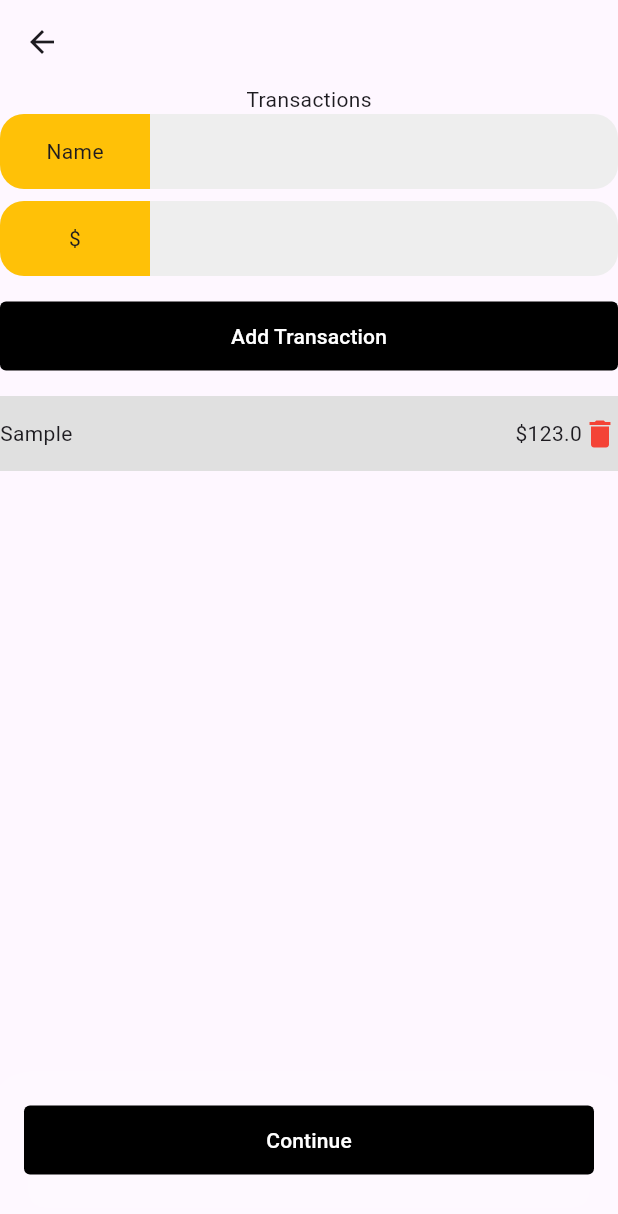
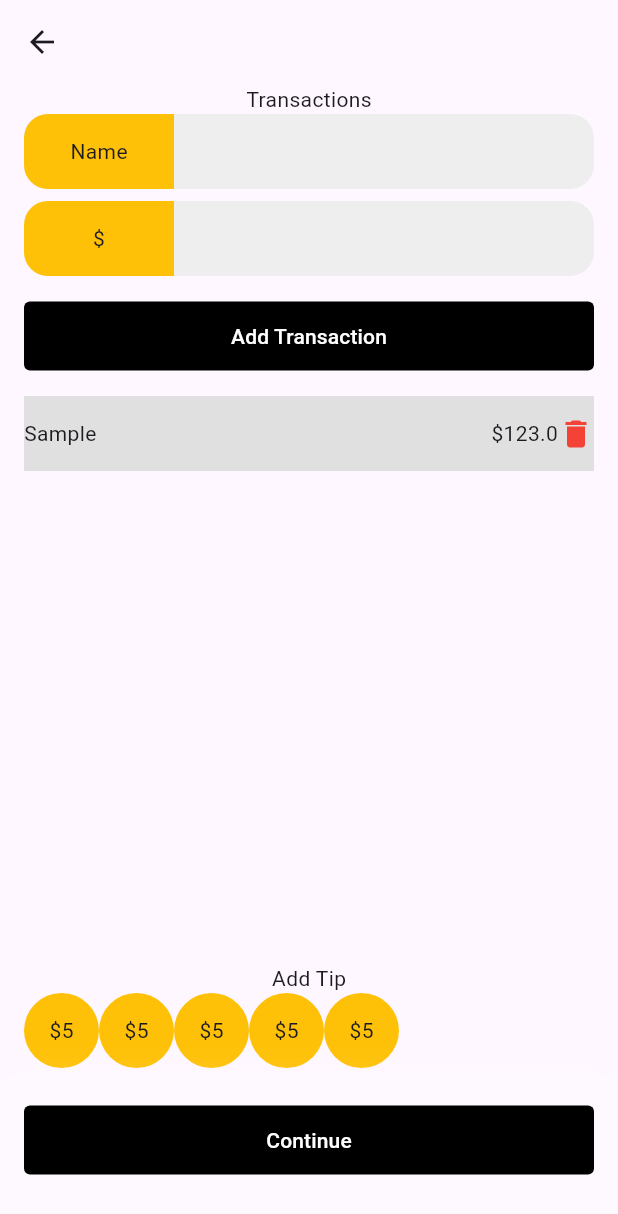
Before and after one commit to nicolas-lukita/split-receipt, a Flutter app: the screen it shows after launch, after a tap on "Equal Split", on a phone screen of 412 x 824 dp. Shown: the top 1214 px of the screen. Run offline on Flutter 3.47's test engine with Material 3 defaults, Android fonts, the light colour scheme and no system bars; our stand-ins replace go_router.

Commit message:
feat: transactions components

```diff
--- /dev/null
+++ b/lib/models/transaction.dart
@@ -0,0 +1,9 @@
+class Transaction {
+  final String title;
+  final double amount;
+
+  Transaction({
+    required this.title,
+    required this.amount,
+  });
+}
--- a/lib/pages/home/home_page.dart
+++ b/lib/pages/home/home_page.dart
@@ -22,13 +22,17 @@ class HomePage extends StatelessWidget {
 
     return PageContainer(
         child: Center(
+            child: Padding(
+      padding: const EdgeInsets.symmetric(horizontal: 16),
       child: Column(
         mainAxisAlignment: MainAxisAlignment.center,
         children: [
           ElevatedButton(
               onPressed: onPressEqualSplit, child: Text("Equal Split")),
+          const SizedBox(height: 16),
           ElevatedButton(onPressed: null, child: Text("Custom Split"))
         ],
+      ),
     )));
   }
 }
--- a/lib/pages/transactions/transactions_page.dart
+++ b/lib/pages/transactions/transactions_page.dart
@@ -28,6 +28,8 @@ class _TransactionsPageState extends State<TransactionsPage> {
         children: [
           Expanded(
             child: SingleChildScrollView(
+              child: Padding(
+                padding: const EdgeInsets.symmetric(horizontal: 16),
                 child: Column(
                   children: [
                     Text("Transactions"),
@@ -52,6 +54,69 @@ class _TransactionsPageState extends State<TransactionsPage> {
                 ),
               ),
             ),
+          ),
+          Padding(
+            padding: const EdgeInsets.symmetric(horizontal: 16, vertical: 8),
+            child: Column(
+              children: [
+                const Text("Add Tip"),
+                Row(
+                  children: [
+                    Container(
+                      height: 50,
+                      width: 50,
+                      padding: EdgeInsets.all(8),
+                      decoration: BoxDecoration(
+                        color: Colors.amber,
+                        borderRadius: BorderRadius.circular(100),
+                      ),
+                      child: Center(child: Text("\$5")),
+                    ),
+                    Container(
+                      height: 50,
+                      width: 50,
+                      padding: EdgeInsets.all(8),
+                      decoration: BoxDecoration(
+                        color: Colors.amber,
+                        borderRadius: BorderRadius.circular(100),
+                      ),
+                      child: Center(child: Text("\$5")),
+                    ),
+                    Container(
+                      height: 50,
+                      width: 50,
+                      padding: EdgeInsets.all(8),
+                      decoration: BoxDecoration(
+                        color: Colors.amber,
+                        borderRadius: BorderRadius.circular(100),
+                      ),
+                      child: Center(child: Text("\$5")),
+                    ),
+                    Container(
+                      height: 50,
+                      width: 50,
+                      padding: EdgeInsets.all(8),
+                      decoration: BoxDecoration(
+                        color: Colors.amber,
+                        borderRadius: BorderRadius.circular(100),
+                      ),
+                      child: Center(child: Text("\$5")),
+                    ),
+                    Container(
+                      height: 50,
+                      width: 50,
+                      padding: EdgeInsets.all(8),
+                      decoration: BoxDecoration(
+                        color: Colors.amber,
+                        borderRadius: BorderRadius.circular(100),
+                      ),
+                      child: Center(child: Text("\$5")),
+                    ),
+                  ],
+                )
+              ],
+            ),
+          ),
           BottomButton(
             title: "Continue",
             onPressed: () {},
--- a/pubspec.yaml
+++ b/pubspec.yaml
@@ -35,6 +35,11 @@ dependencies:
   # Use with the CupertinoIcons class for iOS style icons.
   cupertino_icons: ^1.0.8
   go_router: ^14.7.2
+  flutter_bloc: ^9.0.0
+  equatable: ^2.0.7
+  json_serializable: ^6.9.3
+  json_annotation: ^4.9.0
+  build_runner: ^2.4.14
 
 dev_dependencies:
   flutter_test:
```
Also changed, not shown: pubspec.lock, 13 other files. Lines whose indentation alone changed are shown as unchanged.
